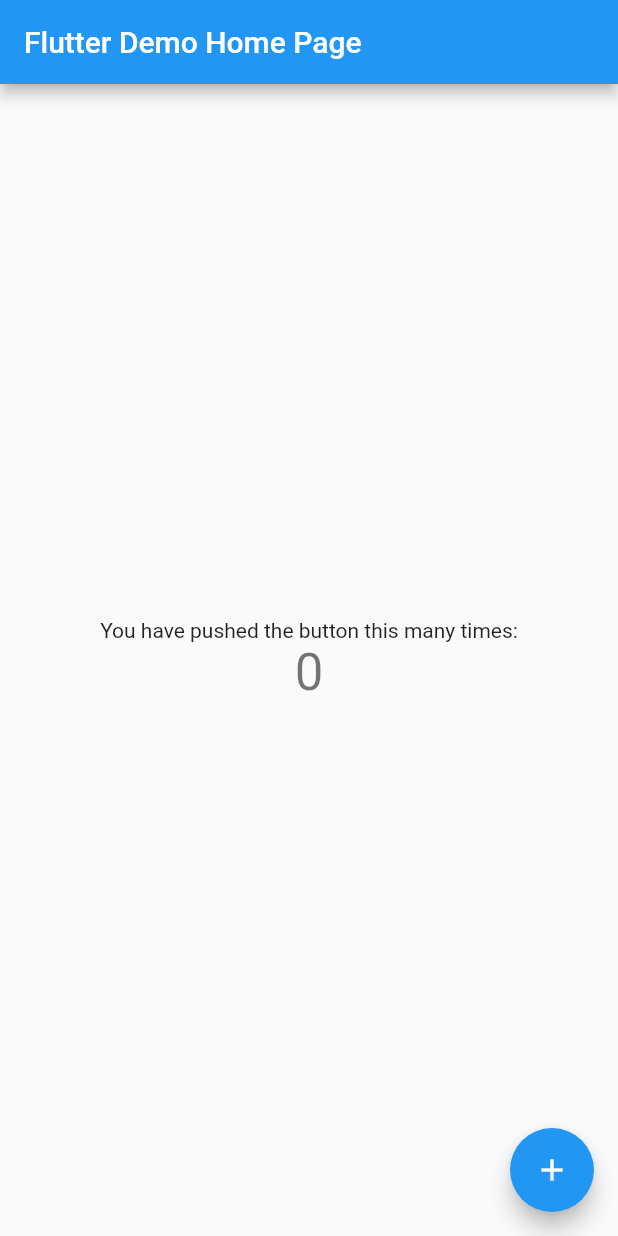
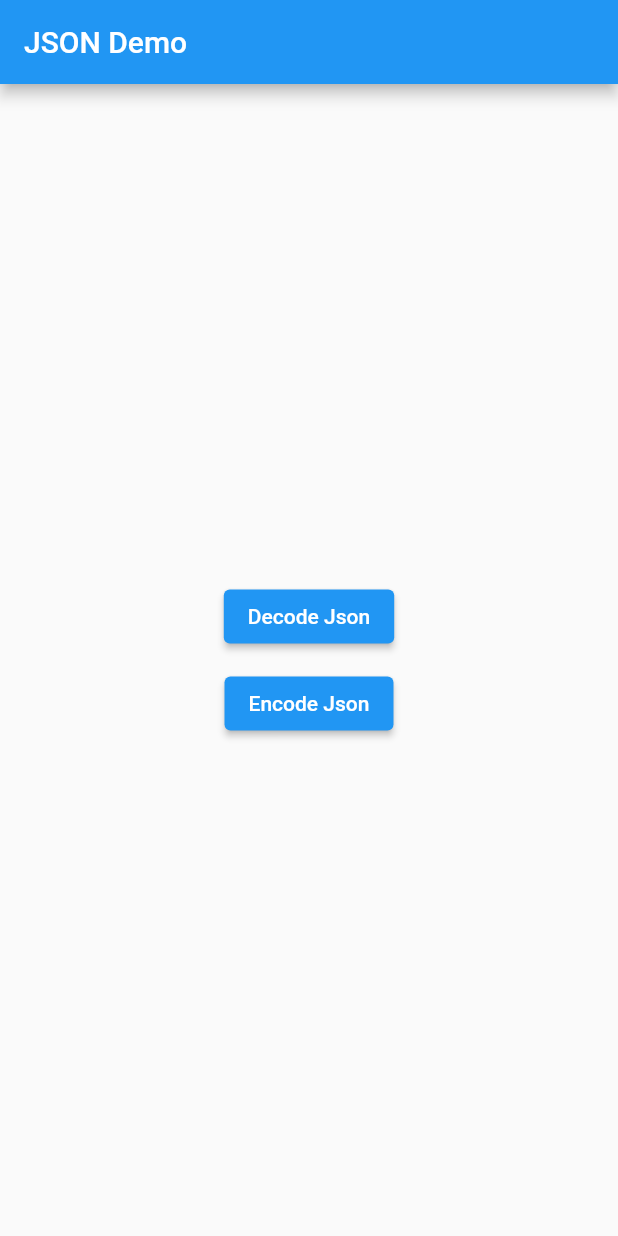
Before and after one commit to joaquinvivo/json_serialization, a Flutter app: the screen it shows after launch, on a phone screen of 412 x 824 dp. Run offline on Flutter 3.47's test engine with Material 2 defaults, Android fonts, the phone set to English and light mode, and no system bars.

Commit message:
auto-generated serialization & deserialization

```diff
--- a/lib/main.dart
+++ b/lib/main.dart
@@ -1,4 +1,9 @@
+import 'dart:convert';
+
 import 'package:flutter/material.dart';
+import 'package:flutter/services.dart';
+import 'package:json_serialization/user_auto.dart';
+// import 'package:json_serialization/user.dart';
 
 void main() {
   runApp(const MyApp());
@@ -7,39 +12,20 @@ void main() {
 class MyApp extends StatelessWidget {
   const MyApp({Key? key}) : super(key: key);
 
-  // This widget is the root of your application.
   @override
   Widget build(BuildContext context) {
     return MaterialApp(
       title: 'Flutter Demo',
       theme: ThemeData(
-        // This is the theme of your application.
-        //
-        // Try running your application with "flutter run". You'll see the
-        // application has a blue toolbar. Then, without quitting the app, try
-        // changing the primarySwatch below to Colors.green and then invoke
-        // "hot reload" (press "r" in the console where you ran "flutter run",
-        // or simply save your changes to "hot reload" in a Flutter IDE).
-        // Notice that the counter didn't reset back to zero; the application
-        // is not restarted.
         primarySwatch: Colors.blue,
       ),
-      home: const MyHomePage(title: 'Flutter Demo Home Page'),
+      home: const MyHomePage(title: 'JSON Demo'),
     );
   }
 }
 
 class MyHomePage extends StatefulWidget {
   const MyHomePage({Key? key, required this.title}) : super(key: key);
-
-  // This widget is the home page of your application. It is stateful, meaning
-  // that it has a State object (defined below) that contains fields that affect
-  // how it looks.
-
-  // This class is the configuration for the state. It holds the values (in this
-  // case the title) provided by the parent (in this case the App widget) and
-  // used by the build method of the State. Fields in a Widget subclass are
-  // always marked "final".
 
   final String title;
 
@@ -48,68 +34,52 @@ class MyHomePage extends StatefulWidget {
 }
 
 class _MyHomePageState extends State<MyHomePage> {
-  int _counter = 0;
-
-  void _incrementCounter() {
-    setState(() {
-      // This call to setState tells the Flutter framework that something has
-      // changed in this State, which causes it to rerun the build method below
-      // so that the display can reflect the updated values. If we changed
-      // _counter without calling setState(), then the build method would not be
-      // called again, and so nothing would appear to happen.
-      _counter++;
-    });
-  }
-
   @override
   Widget build(BuildContext context) {
-    // This method is rerun every time setState is called, for instance as done
-    // by the _incrementCounter method above.
-    //
-    // The Flutter framework has been optimized to make rerunning build methods
-    // fast, so that you can just rebuild anything that needs updating rather
-    // than having to individually change instances of widgets.
     return Scaffold(
       appBar: AppBar(
-        // Here we take the value from the MyHomePage object that was created by
-        // the App.build method, and use it to set our appbar title.
         title: Text(widget.title),
       ),
       body: Center(
-        // Center is a layout widget. It takes a single child and positions it
-        // in the middle of the parent.
         child: Column(
-          // Column is also a layout widget. It takes a list of children and
-          // arranges them vertically. By default, it sizes itself to fit its
-          // children horizontally, and tries to be as tall as its parent.
-          //
-          // Invoke "debug painting" (press "p" in the console, choose the
-          // "Toggle Debug Paint" action from the Flutter Inspector in Android
-          // Studio, or the "Toggle Debug Paint" command in Visual Studio Code)
-          // to see the wireframe for each widget.
-          //
-          // Column has various properties to control how it sizes itself and
-          // how it positions its children. Here we use mainAxisAlignment to
-          // center the children vertically; the main axis here is the vertical
-          // axis because Columns are vertical (the cross axis would be
-          // horizontal).
           mainAxisAlignment: MainAxisAlignment.center,
           children: <Widget>[
-            const Text(
-              'You have pushed the button this many times:',
+            ElevatedButton(
+              onPressed: decodeJson,
+              child: const Text('Decode Json'),
             ),
-            Text(
-              '$_counter',
-              style: Theme.of(context).textTheme.headline4,
+            const SizedBox(height: 10),
+            ElevatedButton(
+              onPressed: encodeJson,
+              child: const Text('Encode Json'),
             ),
           ],
         ),
       ),
-      floatingActionButton: FloatingActionButton(
-        onPressed: _incrementCounter,
-        tooltip: 'Increment',
-        child: const Icon(Icons.add),
-      ), // This trailing comma makes auto-formatting nicer for build methods.
     );
   }
+
+  Future<void> decodeJson() async {
+    String userString = await rootBundle.loadString('assets/user.json');
+    Map<String, dynamic> userMap = await json.decode(userString);
+    // debugPrint('Hello ${userMap['name']}');
+    // debugPrint('Your email address is ${userMap['email']}.'); // Manual approach
+
+    User user = User.fromJson(userMap);
+    debugPrint('Hello ${user.name}!');
+    debugPrint('Your email address is ${user.email}.');
+  }
+
+  Future<void> encodeJson() async {
+    Map<String, dynamic> userMap = {
+      'name': 'jota',
+      'email': 'jota@example.com',
+    };
+    // String userString = json.encode(userMap); // Manual approach
+    // debugPrint(userString);
+
+    User user = User('jota', 'jota@example.com');
+    userMap = user.toJson();
+    debugPrint(userMap.toString());
+  }
 }
--- /dev/null
+++ b/lib/user.dart
@@ -0,0 +1,15 @@
+class User {
+  final String name;
+  final String email;
+
+  User(this.name, this.email);
+
+  User.fromJson(Map<String, dynamic> json)
+      : name = json['name'],
+        email = json['email'];
+
+  Map<String, dynamic> toJson() => {
+        'name': name,
+        'email': email,
+      };
+}
--- /dev/null
+++ b/lib/user_auto.dart
@@ -0,0 +1,26 @@
+import 'package:json_annotation/json_annotation.dart';
+
+///This allows the `User` class to access private members in
+/// the generated file. The value for this is *.g.dart, where
+/// the star denotes the default export.
+part 'user_auto.g.dart';
+
+/// An annotation for the code generator to know that this class needs the
+/// JSON serialization logic to be generated.
+@JsonSerializable()
+class User {
+  final String name;
+  final String email;
+
+  User(this.name, this.email);
+
+  /// A necessary factory constructor for creating a new User instance
+  /// from a map. Pass the map to the generated `_$UserFromJson()` constructor.
+  /// The constructor is named after the source class, in this case, User.
+  factory User.fromJson(Map<String, dynamic> json) => _$UserFromJson(json);
+
+  /// `toJson` is the convention for a class to declare support for serialization
+  /// to JSON. The implementation simply calls the private, generated
+  /// helper method `_$UserToJson`.
+  Map<String, dynamic> toJson() => _$UserToJson(this);
+}
```
Also changed, not shown: pubspec.yaml (+6 -2 lines), lib/user_auto.g.dart (added), pubspec.lock.
